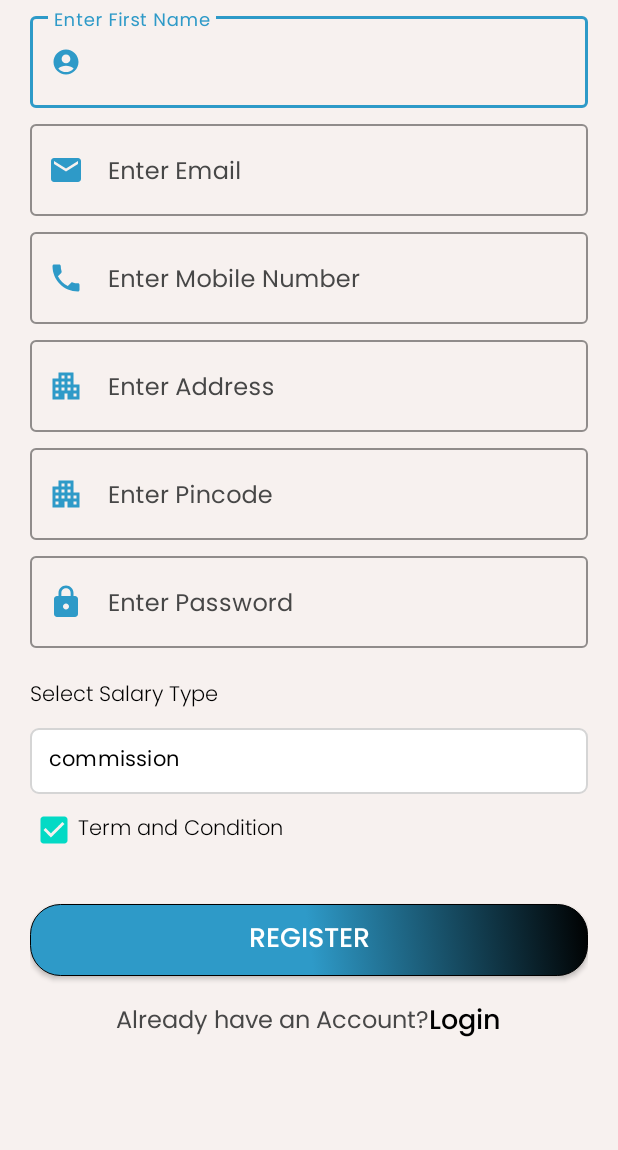
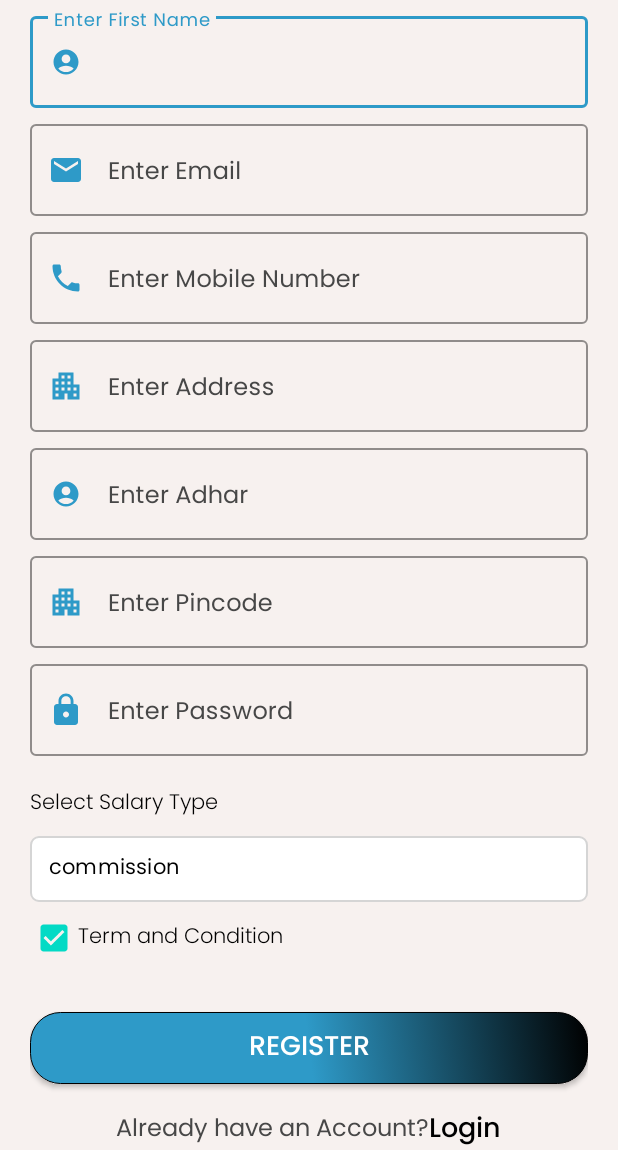
Before and after one commit to management-team7978/RL_Field_Worker, an Android app: the RegisterActivity screen opened directly, with no data from a screen before it, after a tap on "REGISTER", on a phone screen of 412 x 824 dp, the part 86-1236 px from its top. Run offline under Robolectric (Android 15) with nearby library versions, the phone set to English and light mode, and no system bars; our stand-ins replace Volley; network calls fail; 3 other taps on this screen came first.

Commit message:
icon changed

```diff
--- a/app/src/main/java/com/rl/fieldworker/LoginActivity.java
+++ b/app/src/main/java/com/rl/fieldworker/LoginActivity.java
@@ -136,7 +136,7 @@ public class LoginActivity extends AppCompatActivity {
                         SharedPreference.save("uuid",jsonObject.getString("uuid"));
                         SharedPreference.save("name",jsonObject.getString("name"));
                         SharedPreference.save("referral_code",jsonObject.getString("referral_code"));
-
+                        SharedPreference.save("adhar_card",jsonObject.getString("adhar_card"));
                         Intent intent=new Intent(LoginActivity.this, MainActivity.class);
                         startActivity(intent);
                         finish();
@@ -302,7 +302,6 @@ public class LoginActivity extends AppCompatActivity {
         }
     }
 
-
     private void setLocale(String lang) {
         Locale locale=new Locale(lang);
         Locale.setDefault(locale);
--- a/app/src/main/java/com/rl/fieldworker/MainActivity.java
+++ b/app/src/main/java/com/rl/fieldworker/MainActivity.java
@@ -225,15 +225,13 @@ public class MainActivity extends AppCompatActivity {
         }, new Response.ErrorListener() {
             @Override
             public void onErrorResponse(VolleyError error) {
-                // rlProgress.setVisibility(View.GONE);
+
                 error.printStackTrace();
-                // showDialog("Please check your Internet connection");
             }
         });
 
         AppController.getInstance().add(request);
 
-        // Log.d("vic", "Default value: " + mFirebaseRemoteConfig1.getString(VERSION_CODE_KEY));
     }
 
     protected void onResume() {
--- a/app/src/main/java/com/rl/fieldworker/RegisterActivity.java
+++ b/app/src/main/java/com/rl/fieldworker/RegisterActivity.java
@@ -11,7 +11,6 @@ import android.content.Intent;
 import android.content.SharedPreferences;
 import android.content.res.Configuration;
 import android.graphics.drawable.ColorDrawable;
-import android.net.Uri;
 import android.os.Bundle;
 import android.util.Log;
 import android.view.View;
@@ -46,7 +45,7 @@ import java.util.Locale;
 import java.util.Map;
 
 public class RegisterActivity extends AppCompatActivity {
-    EditText edtFirstName,edtEmail,edtPhone,edtAddress,edtPin,edtPassword;
+    EditText edtFirstName,edtEmail,edtPhone,edtAddress,edtPin,edtPassword,edtAdhar;
     AppCompatButton btCostRegister;
     RelativeLayout rlLogin;
     RelativeLayout rlLoader;
@@ -77,6 +76,7 @@ public class RegisterActivity extends AppCompatActivity {
         spSalaryType=findViewById(R.id.spSalaryType);
         imgLanguage = findViewById(R.id.imgLanguage);
         CheckTermCondition=findViewById(R.id.CheckTermCondition);
+        edtAdhar=findViewById(R.id.edtAdhar);
         loadLocale();
 
 
@@ -128,6 +128,7 @@ public class RegisterActivity extends AppCompatActivity {
                 String address = edtAddress.getText().toString().trim();
                 String pin = edtPin.getText().toString().trim();
                 String password = edtPassword.getText().toString().trim();
+                String adhar = edtAdhar.getText().toString().trim();
                 String emailPattern = "[a-zA-Z0-9._-]+@[a-z]+\\.+[a-z]+";
 
                 if (name.isEmpty() || email.isEmpty() || phone.isEmpty() || address.isEmpty() || pin.isEmpty() || password.isEmpty()) {
@@ -137,18 +138,19 @@ public class RegisterActivity extends AppCompatActivity {
                     Toast.makeText(getApplicationContext(), "Phone number must be 10 digits", Toast.LENGTH_SHORT).show();
                 } else if (!email.matches(emailPattern)) {
                     Toast.makeText(getApplicationContext(), "Invalid email address", Toast.LENGTH_SHORT).show();
+                }else if (adhar.length() != 12) {
+                    edtAdhar.setError("Aadhar number must be 12 digits");
+                    Toast.makeText(RegisterActivity.this, "Aadhar number must be 12 digits", Toast.LENGTH_SHORT).show();
                 }else if (!CheckTermCondition.isChecked()) {
                     Toast.makeText(getApplicationContext(), "Please Check Term and Condition", Toast.LENGTH_SHORT).show();
+                }else {
+                    RegisterCustomer(SharedPreference.get("uuid"),name,email,phone,address,pin,password,st_salary,adhar);
                 }
-                else {
-                    RegisterCustomer(SharedPreference.get("uuid"),name,email,phone,address,pin,password,st_salary);
-                }
-
             }
         });
     }
 
-    private void RegisterCustomer(String uuid, String name, String email, String phone, String address, String pin, String password, String st_salary) {
+    private void RegisterCustomer(String uuid, String name, String email, String phone, String address, String pin, String password, String st_salary, String adhar) {
         rlLoader.setVisibility(View.VISIBLE);
         StringRequest request=new StringRequest(Request.Method.POST, Keys.URL.register, new Response.Listener<String>() {
             @Override
@@ -193,7 +195,7 @@ public class RegisterActivity extends AppCompatActivity {
                 params.put("pincode",pin);
                 params.put("password",password);
                 params.put("salary_type",st_salary);
-
+                params.put("adhar_card",adhar);
                 Log.i("pri","params=>"+params);
 
                 return  params;
--- a/app/src/main/res/layout/activity_bank.xml
+++ b/app/src/main/res/layout/activity_bank.xml
@@ -197,6 +197,9 @@
                             android:id="@+id/edtaadhar"
                             android:textColor="@color/black"
                             android:inputType="number"
+                            android:clickable="false"
+                            android:longClickable="false"
+                            android:focusable="false"
                             android:fontFamily="@font/poppins_regular"/>
                     </com.google.android.material.textfield.TextInputLayout>
 
--- a/app/src/main/res/layout/activity_register.xml
+++ b/app/src/main/res/layout/activity_register.xml
@@ -146,6 +146,26 @@
                 <com.google.android.material.textfield.TextInputLayout
                     android:layout_width="match_parent"
                     android:layout_height="wrap_content"
+                    android:hint="@string/Enter_Adhar"
+                    style="@style/OutlinedBoxStyle"
+                    app:helperTextEnabled="true"
+                    app:startIconDrawable="@drawable/user"
+                    app:startIconTint="@color/rl_blue"
+                    android:layout_marginTop="5dp">
+
+                    <com.google.android.material.textfield.TextInputEditText
+                        android:layout_width="match_parent"
+                        android:layout_height="wrap_content"
+                        android:id="@+id/edtAdhar"
+                        android:textColor="@color/black"
+                        android:inputType="phone"
+                        android:fontFamily="@font/poppins_regular"/>
+                </com.google.android.material.textfield.TextInputLayout>
+
+
+                <com.google.android.material.textfield.TextInputLayout
+                    android:layout_width="match_parent"
+                    android:layout_height="wrap_content"
                     android:hint="@string/Enter_Pincode"
                     style="@style/OutlinedBoxStyle"
                     app:helperTextEnabled="true"
```
Also changed, not shown: app/src/main/java/com/rl/fieldworker/BankActivity.java (+11 -10 lines).
